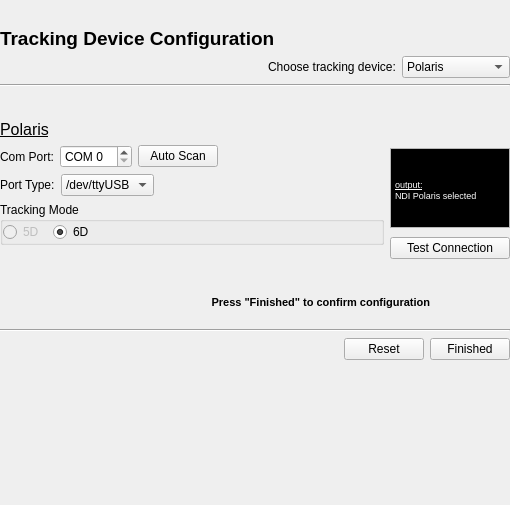
Before: the Qt Designer form Modules/IGTUI/Qmitk/QmitkTrackingDeviceConfigurationWidgetControls.ui in MITK/MITK, drawn with Qt 5.
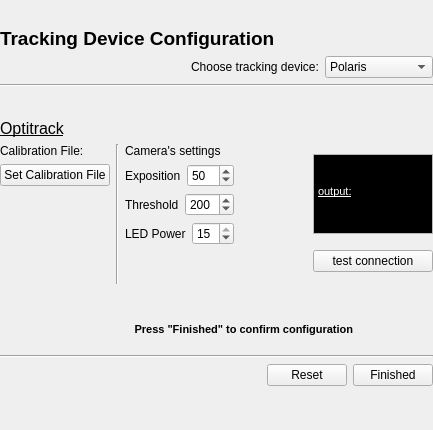
After: the same form once the commit is applied. The open tabs and pages were chosen to show the change.

Commit message: 1. Optitrack Bug fixing 2. Optitrack added to the pluging for tracking 3. Cmake Optitrack Fixed for Installation Signed-off-by: E. Marinetto <emarinetto@hggm.es>

The edit to the form file:
```diff
--- a/Modules/IGTUI/Qmitk/QmitkTrackingDeviceConfigurationWidgetControls.ui
+++ b/Modules/IGTUI/Qmitk/QmitkTrackingDeviceConfigurationWidgetControls.ui
@@ -6,10 +6,16 @@
    <rect>
     <x>0</x>
     <y>0</y>
-    <width>510</width>
-    <height>505</height>
+    <width>433</width>
+    <height>430</height>
    </rect>
   </property>
+  <property name="sizePolicy">
+   <sizepolicy hsizetype="Expanding" vsizetype="Preferred">
+    <horstretch>0</horstretch>
+    <verstretch>0</verstretch>
+   </sizepolicy>
+  </property>
   <property name="windowTitle">
    <string>Form</string>
   </property>
@@ -101,6 +107,9 @@
          </item>
          <item>
           <widget class="QStackedWidget" name="m_TrackingSystemWidget">
+           <property name="enabled">
+            <bool>true</bool>
+           </property>
            <property name="currentIndex">
             <number>0</number>
            </property>
@@ -301,7 +310,7 @@
                     <string>&lt;!DOCTYPE HTML PUBLIC &quot;-//W3C//DTD HTML 4.0//EN&quot; &quot;http://www.w3.org/TR/REC-html40/strict.dtd&quot;&gt;
 &lt;html&gt;&lt;head&gt;&lt;meta name=&quot;qrichtext&quot; content=&quot;1&quot; /&gt;&lt;style type=&quot;text/css&quot;&gt;
 p, li { white-space: pre-wrap; }
-&lt;/style&gt;&lt;/head&gt;&lt;body style=&quot; font-family:'MS Shell Dlg 2'; font-size:7.8pt; font-weight:400; font-style:normal;&quot; bgcolor=&quot;#000000&quot;&gt;
+&lt;/style&gt;&lt;/head&gt;&lt;body style=&quot; font-family:'MS Shell Dlg 2'; font-size:8.25pt; font-weight:400; font-style:normal;&quot; bgcolor=&quot;#000000&quot;&gt;
 &lt;p style=&quot; margin-top:0px; margin-bottom:0px; margin-left:0px; margin-right:0px; -qt-block-indent:0; text-indent:0px;&quot;&gt;&lt;span style=&quot; font-size:8pt;&quot;&gt;                                      &lt;/span&gt;&lt;/p&gt;
 &lt;p style=&quot; margin-top:0px; margin-bottom:0px; margin-left:0px; margin-right:0px; -qt-block-indent:0; text-indent:0px;&quot;&gt;&lt;span style=&quot; font-size:8pt;&quot;&gt;                                      &lt;/span&gt;&lt;/p&gt;
 &lt;p style=&quot; margin-top:0px; margin-bottom:0px; margin-left:0px; margin-right:0px; -qt-block-indent:0; text-indent:0px;&quot;&gt;&lt;span style=&quot; font-size:7pt; text-decoration: underline; color:#ffffff;&quot;&gt;output:&lt;/span&gt;&lt;span style=&quot; font-size:8pt;&quot;&gt;                                      &lt;/span&gt;&lt;/p&gt;
@@ -655,6 +664,253 @@
              </item>
             </layout>
            </widget>
+           <widget class="QWidget" name="optitrack_page">
+            <layout class="QVBoxLayout" name="verticalLayout_19">
+             <item>
+              <widget class="QLabel" name="Optitrack_label">
+               <property name="sizePolicy">
+                <sizepolicy hsizetype="Preferred" vsizetype="Preferred">
+                 <horstretch>0</horstretch>
+                 <verstretch>0</verstretch>
+                </sizepolicy>
+               </property>
+               <property name="text">
+                <string>&lt;!DOCTYPE HTML PUBLIC &quot;-//W3C//DTD HTML 4.0//EN&quot; &quot;http://www.w3.org/TR/REC-html40/strict.dtd&quot;&gt;
+&lt;html&gt;&lt;head&gt;&lt;meta name=&quot;qrichtext&quot; content=&quot;1&quot; /&gt;&lt;style type=&quot;text/css&quot;&gt;
+p, li { white-space: pre-wrap; }
+&lt;/style&gt;&lt;/head&gt;&lt;body style=&quot; font-family:'MS Shell Dlg 2'; font-size:8pt; font-weight:400; font-style:normal;&quot;&gt;
+&lt;p style=&quot; margin-top:0px; margin-bottom:0px; margin-left:0px; margin-right:0px; -qt-block-indent:0; text-indent:0px;&quot;&gt;                                      &lt;/p&gt;
+&lt;p style=&quot; margin-top:0px; margin-bottom:0px; margin-left:0px; margin-right:0px; -qt-block-indent:0; text-indent:0px;&quot;&gt;                                      &lt;/p&gt;
+&lt;p style=&quot; margin-top:0px; margin-bottom:0px; margin-left:0px; margin-right:0px; -qt-block-indent:0; text-indent:0px;&quot;&gt;&lt;span style=&quot; font-size:12pt; text-decoration: underline;&quot;&gt;Optitrack&lt;/span&gt;                                    &lt;/p&gt;&lt;/body&gt;&lt;/html&gt;</string>
+               </property>
+              </widget>
+             </item>
+             <item>
+              <layout class="QHBoxLayout" name="horizontalLayout_19">
+               <item>
+                <layout class="QVBoxLayout" name="verticalLayout_18">
+                 <item>
+                  <widget class="QLabel" name="m_OptitrackCalibrationFile">
+                   <property name="text">
+                    <string>Calibration File: &lt;none&gt;</string>
+                   </property>
+                  </widget>
+                 </item>
+                 <item>
+                  <widget class="QPushButton" name="m_SetOptitrackCalibrationFile">
+                   <property name="text">
+                    <string>Set Calibration File</string>
+                   </property>
+                  </widget>
+                 </item>
+                 <item>
+                  <spacer name="verticalSpacer_9">
+                   <property name="orientation">
+                    <enum>Qt::Vertical</enum>
+                   </property>
+                   <property name="sizeHint" stdset="0">
+                    <size>
+                     <width>20</width>
+                     <height>40</height>
+                    </size>
+                   </property>
+                  </spacer>
+                 </item>
+                </layout>
+               </item>
+               <item>
+                <widget class="Line" name="line_2">
+                 <property name="orientation">
+                  <enum>Qt::Vertical</enum>
+                 </property>
+                </widget>
+               </item>
+               <item>
+                <layout class="QVBoxLayout" name="verticalLayout_17">
+                 <item>
+                  <widget class="QLabel" name="label_Camera_Settings">
+                   <property name="text">
+                    <string>Camera's settings</string>
+                   </property>
+                  </widget>
+                 </item>
+                 <item>
+                  <layout class="QHBoxLayout" name="horizontalLayout_15">
+                   <item>
+                    <widget class="QLabel" name="label_11">
+                     <property name="text">
+                      <string>Exposition</string>
+                     </property>
+                    </widget>
+                   </item>
+                   <item>
+                    <widget class="QSpinBox" name="m_OptitrackExp">
+                     <property name="minimum">
+                      <number>1</number>
+                     </property>
+                     <property name="maximum">
+                      <number>480</number>
+                     </property>
+                     <property name="value">
+                      <number>50</number>
+                     </property>
+                    </widget>
+                   </item>
+                  </layout>
+                 </item>
+                 <item>
+                  <layout class="QHBoxLayout" name="horizontalLayout_17">
+                   <item>
+                    <widget class="QLabel" name="label_12">
+                     <property name="text">
+                      <string>Threshold</string>
+                     </property>
+                    </widget>
+                   </item>
+                   <item>
+                    <widget class="QSpinBox" name="m_OptitrackThr">
+                     <property name="maximum">
+                      <number>250</number>
+                     </property>
+                     <property name="value">
+                      <number>200</number>
+                     </property>
+                    </widget>
+                   </item>
+                  </layout>
+                 </item>
+                 <item>
+                  <layout class="QHBoxLayout" name="horizontalLayout_18">
+                   <item>
+                    <widget class="QLabel" name="label_13">
+                     <property name="text">
+                      <string>LED Power</string>
+                     </property>
+                    </widget>
+                   </item>
+                   <item>
+                    <widget class="QSpinBox" name="m_OptitrackLed">
+                     <property name="maximum">
+                      <number>15</number>
+                     </property>
+                     <property name="value">
+                      <number>15</number>
+                     </property>
+                    </widget>
+                   </item>
+                  </layout>
+                 </item>
+                 <item>
+                  <spacer name="verticalSpacer_10">
+                   <property name="orientation">
+                    <enum>Qt::Vertical</enum>
+                   </property>
+                   <property name="sizeHint" stdset="0">
+                    <size>
+                     <width>20</width>
+                     <height>40</height>
+                    </size>
+                   </property>
+                  </spacer>
+                 </item>
+                </layout>
+               </item>
+               <item>
+                <spacer name="horizontalSpacer_6">
+                 <property name="orientation">
+                  <enum>Qt::Horizontal</enum>
+                 </property>
+                 <property name="sizeHint" stdset="0">
+                  <size>
+                   <width>40</width>
+                   <height>20</height>
+                  </size>
+                 </property>
+                </spacer>
+               </item>
+               <item>
+                <layout class="QVBoxLayout" name="verticalLayout_16">
+                 <item>
+                  <widget class="QTextEdit" name="m_outputTextOptitrack">
+                   <property name="enabled">
+                    <bool>false</bool>
+                   </property>
+                   <property name="minimumSize">
+                    <size>
+                     <width>120</width>
+                     <height>50</height>
+                    </size>
+                   </property>
+                   <property name="maximumSize">
+                    <size>
+                     <width>120</width>
+                     <height>80</height>
+                    </size>
+                   </property>
+                   <property name="baseSize">
+                    <size>
+                     <width>120</width>
+                     <height>0</height>
+                    </size>
+                   </property>
+                   <property name="html">
+                    <string>&lt;!DOCTYPE HTML PUBLIC &quot;-//W3C//DTD HTML 4.0//EN&quot; &quot;http://www.w3.org/TR/REC-html40/strict.dtd&quot;&gt;
+&lt;html&gt;&lt;head&gt;&lt;meta name=&quot;qrichtext&quot; content=&quot;1&quot; /&gt;&lt;style type=&quot;text/css&quot;&gt;
+p, li { white-space: pre-wrap; }
+&lt;/style&gt;&lt;/head&gt;&lt;body style=&quot; font-family:'MS Shell Dlg 2'; font-size:8.25pt; font-weight:400; font-style:normal;&quot; bgcolor=&quot;#000000&quot;&gt;
+&lt;p style=&quot; margin-top:0px; margin-bottom:0px; margin-left:0px; margin-right:0px; -qt-block-indent:0; text-indent:0px;&quot;&gt;&lt;span style=&quot; font-size:8pt;&quot;&gt;                                          &lt;/span&gt;&lt;/p&gt;
+&lt;p style=&quot; margin-top:0px; margin-bottom:0px; margin-left:0px; margin-right:0px; -qt-block-indent:0; text-indent:0px;&quot;&gt;&lt;span style=&quot; font-size:8pt;&quot;&gt;                                          &lt;/span&gt;&lt;/p&gt;
+&lt;p style=&quot; margin-top:0px; margin-bottom:0px; margin-left:0px; margin-right:0px; -qt-block-indent:0; text-indent:0px;&quot;&gt;&lt;span style=&quot; font-size:8pt; text-decoration: underline; color:#ffffff;&quot;&gt;output:&lt;/span&gt;&lt;span style=&quot; font-size:8pt;&quot;&gt;                                        &lt;/span&gt;&lt;/p&gt;&lt;/body&gt;&lt;/html&gt;</string>
+                   </property>
+                   <property name="textInteractionFlags">
+                    <set>Qt::NoTextInteraction</set>
+                   </property>
+                  </widget>
+                 </item>
+                 <item>
+                  <widget class="QPushButton" name="m_testConnectionOptitrack">
+                   <property name="minimumSize">
+                    <size>
+                     <width>120</width>
+                     <height>0</height>
+                    </size>
+                   </property>
+                   <property name="maximumSize">
+                    <size>
+                     <width>120</width>
+                     <height>16777215</height>
+                    </size>
+                   </property>
+                   <property name="baseSize">
+                    <size>
+                     <width>120</width>
+                     <height>0</height>
+                    </size>
+                   </property>
+                   <property name="text">
+                    <string>test connection</string>
+                   </property>
+                  </widget>
+                 </item>
+                </layout>
+               </item>
+              </layout>
+             </item>
+             <item>
+              <spacer name="verticalSpacer_8">
+               <property name="orientation">
+                <enum>Qt::Vertical</enum>
+               </property>
+               <property name="sizeHint" stdset="0">
+                <size>
+                 <width>20</width>
+                 <height>5</height>
+                </size>
+               </property>
+              </spacer>
+             </item>
+            </layout>
+           </widget>
           </widget>
          </item>
          <item>
```
Left out of the diff: 13 changed lines with no effect on the pictures. The commit also changes 15 other files.
